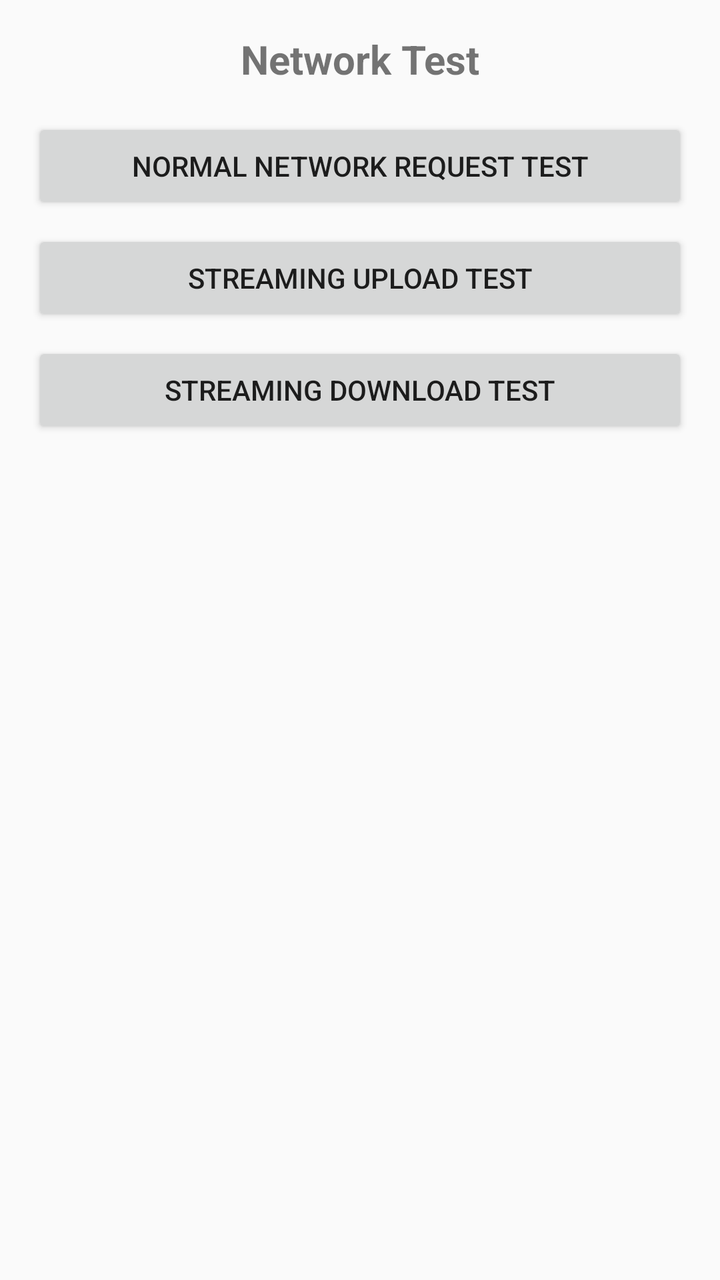
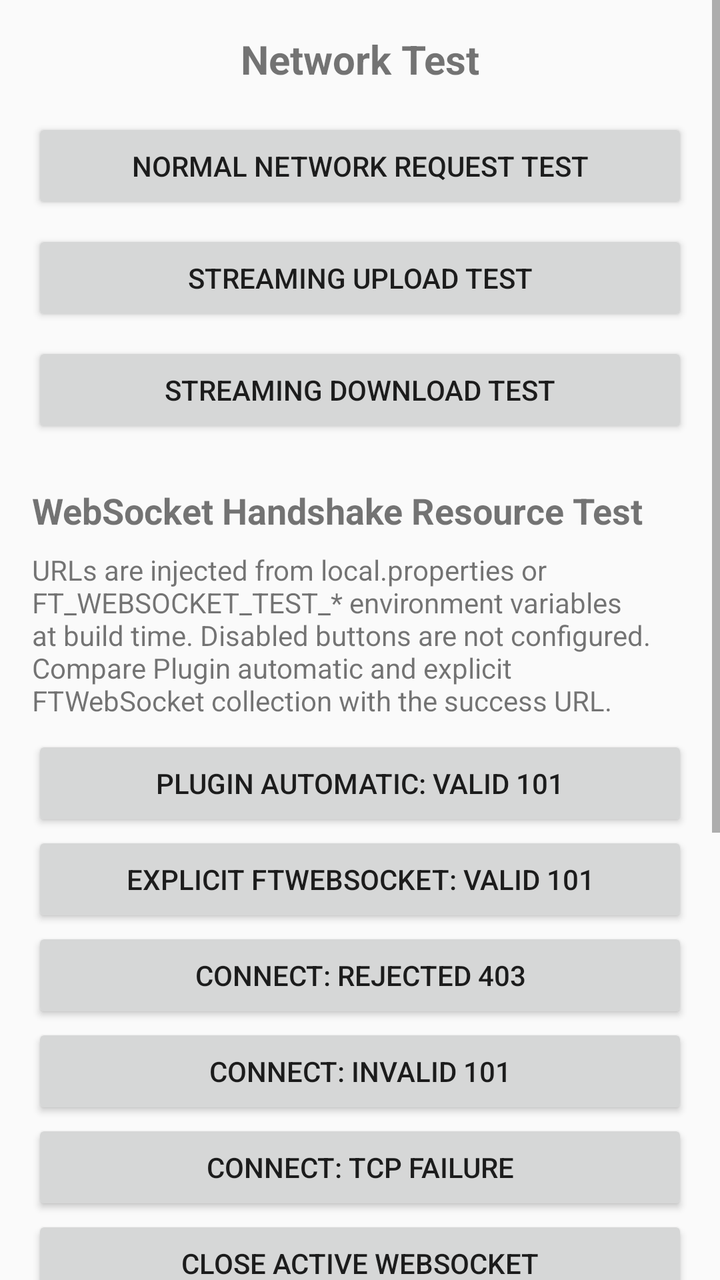

Two renders of the same Android screen: before a commit and after it. Below are the layout's source before the change and the commit's diff.
<!-- AndroidManifest.xml: application theme AppTheme -->
<!-- res/layout/activity_network_test.xml -->
<?xml version="1.0" encoding="utf-8"?>
<LinearLayout xmlns:android="http://schemas.android.com/apk/res/android"
    android:layout_width="match_parent"
    android:layout_height="match_parent"
    android:orientation="vertical"
    android:padding="16dp">

    <TextView
        android:layout_width="match_parent"
        android:layout_height="wrap_content"
        android:text="Network Test"
        android:textSize="20sp"
        android:textStyle="bold"
        android:gravity="center"
        android:paddingBottom="16dp" />

    <Button
        android:id="@+id/btn_normal_request"
        android:layout_width="match_parent"
        android:layout_height="wrap_content"
        android:text="Normal Network Request Test"
        android:layout_marginBottom="8dp" />

    <Button
        android:id="@+id/btn_stream_upload"
        android:layout_width="match_parent"
        android:layout_height="wrap_content"
        android:text="Streaming Upload Test"
        android:layout_marginBottom="8dp" />

    <Button
        android:id="@+id/btn_stream_download"
        android:layout_width="match_parent"
        android:layout_height="wrap_content"
        android:text="Streaming Download Test" />

</LinearLayout>
<!-- resources referenced by this layout -->
<resources>
  <style name="AppTheme" parent="Theme.AppCompat.Light.DarkActionBar">
          
          <item name="colorPrimary">@color/colorPrimary</item>
          <item name="colorPrimaryDark">@color/colorPrimaryDark</item>
          <item name="colorAccent">@color/colorAccent</item>
          <item name="colorSurface">@color/colorSurface</item>
          <item name="colorOnSurface">@color/colorOnSurface</item>
      </style>
  <color name="colorPrimary">#008577</color>
  <color name="colorPrimaryDark">#00574B</color>
  <color name="colorAccent">#D81B60</color>
  <color name="colorSurface">#ffffff</color>
  <color name="colorOnSurface">#000000</color>
</resources>

<!-- the commit's change to res/layout/activity_network_test.xml (unified diff, before → after) -->
@@ -1,37 +1,145 @@
 <?xml version="1.0" encoding="utf-8"?>
-<LinearLayout xmlns:android="http://schemas.android.com/apk/res/android"
+<ScrollView xmlns:android="http://schemas.android.com/apk/res/android"
     android:layout_width="match_parent"
-    android:layout_height="match_parent"
-    android:orientation="vertical"
-    android:padding="16dp">
+    android:layout_height="match_parent">
 
-    <TextView
+    <LinearLayout
         android:layout_width="match_parent"
         android:layout_height="wrap_content"
-        android:text="Network Test"
-        android:textSize="20sp"
-        android:textStyle="bold"
-        android:gravity="center"
-        android:paddingBottom="16dp" />
+        android:orientation="vertical"
+        android:padding="16dp">
 
-    <Button
-        android:id="@+id/btn_normal_request"
-        android:layout_width="match_parent"
-        android:layout_height="wrap_content"
-        android:text="Normal Network Request Test"
-        android:layout_marginBottom="8dp" />
+        <TextView
+            android:layout_width="match_parent"
+            android:layout_height="wrap_content"
+            android:gravity="center"
+            android:paddingBottom="16dp"
+            android:text="@string/network_test_title"
+            android:textSize="20sp"
+            android:textStyle="bold" />
 
-    <Button
-        android:id="@+id/btn_stream_upload"
-        android:layout_width="match_parent"
-        android:layout_height="wrap_content"
-        android:text="Streaming Upload Test"
-        android:layout_marginBottom="8dp" />
+        <Button
+            android:id="@+id/btn_normal_request"
+            android:layout_width="match_parent"
+            android:layout_height="wrap_content"
+            android:layout_marginBottom="8dp"
+            android:text="@string/network_normal_request" />
 
-    <Button
-        android:id="@+id/btn_stream_download"
-        android:layout_width="match_parent"
-        android:layout_height="wrap_content"
-        android:text="Streaming Download Test" />
+        <Button
+            android:id="@+id/btn_stream_upload"
+            android:layout_width="match_parent"
+            android:layout_height="wrap_content"
+            android:layout_marginBottom="8dp"
+            android:text="@string/network_stream_upload" />
 
-</LinearLayout>
+        <Button
+            android:id="@+id/btn_stream_download"
+            android:layout_width="match_parent"
+            android:layout_height="wrap_content"
+            android:text="@string/network_stream_download" />
+
+        <TextView
+            android:layout_width="match_parent"
+            android:layout_height="wrap_content"
+            android:layout_marginTop="24dp"
+            android:text="@string/websocket_test_title"
+            android:textSize="18sp"
+            android:textStyle="bold" />
+
+        <TextView
+            android:layout_width="match_parent"
+            android:layout_height="wrap_content"
+            android:layout_marginTop="8dp"
+            android:text="@string/websocket_test_description" />
+
+        <Button
+            android:id="@+id/btn_websocket_success"
+            android:layout_width="match_parent"
+            android:layout_height="wrap_content"
+            android:layout_marginTop="8dp"
+            android:text="@string/websocket_test_success" />
+
+        <Button
+            android:id="@+id/btn_websocket_manual_success"
+            android:layout_width="match_parent"
+            android:layout_height="wrap_content"
+            android:text="@string/websocket_test_manual_success" />
+
+        <Button
+            android:id="@+id/btn_websocket_reject"
+            android:layout_width="match_parent"
+            android:layout_height="wrap_content"
+            android:text="@string/websocket_test_reject" />
+
+        <Button
+            android:id="@+id/btn_websocket_invalid_upgrade"
+            android:layout_width="match_parent"
+            android:layout_height="wrap_content"
+            android:text="@string/websocket_test_invalid_upgrade" />
+
+        <Button
+            android:id="@+id/btn_websocket_tcp_failure"
+            android:layout_width="match_parent"
+            android:layout_height="wrap_content"
+            android:text="@string/websocket_test_tcp_failure" />
+
+        <Button
+            android:id="@+id/btn_websocket_close"
+            android:layout_width="match_parent"
+            android:layout_height="wrap_content"
+            android:text="@string/websocket_test_close" />
+
+        <TextView
+            android:id="@+id/tv_websocket_test_result"
+            android:layout_width="match_parent"
+            android:layout_height="wrap_content"
+            android:layout_marginTop="8dp"
+            android:fontFamily="monospace"
+            android:textIsSelectable="true"
+            android:textSize="12sp" />
+
+        <TextView
+            android:layout_width="match_parent"
+            android:layout_height="wrap_content"
+            android:layout_marginTop="24dp"
+            android:text="@string/resource_queue_repro_title"
+            android:textSize="18sp"
+            android:textStyle="bold" />
+
+        <TextView
+            android:layout_width="match_parent"
+            android:layout_height="wrap_content"
+            android:layout_marginTop="8dp"
+            android:text="@string/resource_queue_repro_description" />
+
+        <EditText
+            android:id="@+id/et_resource_queue_hold_seconds"
+            android:layout_width="match_parent"
+            android:layout_height="wrap_content"
+            android:hint="@string/resource_queue_hold_hint"
+            android:importantForAutofill="no"
+            android:inputType="number"
+            android:maxLines="1"
+            android:text="@string/resource_queue_default_hold_seconds" />
+
+        <Button
+            android:id="@+id/btn_resource_queue_repro"
+            android:layout_width="match_parent"
+            android:layout_height="wrap_content"
+            android:layout_marginTop="8dp"
+            android:text="@string/resource_queue_repro_action" />
+
+        <TextView
+            android:id="@+id/tv_resource_queue_result"
+            android:layout_width="match_parent"
+            android:layout_height="wrap_content"
+            android:layout_marginTop="12dp"
+            android:fontFamily="monospace"
+            android:paddingBottom="24dp"
+            android:text="@string/resource_queue_repro_initial_result"
+            android:textIsSelectable="true"
+            android:textSize="12sp" />
+
+    </LinearLayout>
+
+</ScrollView>
<!-- resource entries referenced after the edit -->
@@ -1,5 +1,23 @@
 <!-- resources referenced by this layout -->
 <resources>
+  <string name="network_normal_request">Normal Network Request Test</string>
+  <string name="network_stream_download">Streaming Download Test</string>
+  <string name="network_stream_upload">Streaming Upload Test</string>
+  <string name="network_test_title">Network Test</string>
+  <string name="resource_queue_default_hold_seconds">5</string>
+  <string name="resource_queue_hold_hint">Queue hold time in seconds</string>
+  <string name="resource_queue_repro_action">Run Real Queue Reproduction</string>
+  <string name="resource_queue_repro_description">The first response holds the only OkHttp Dispatcher slot. Use 5 seconds for a quick check or 600 seconds to reproduce a 10-minute Unknown duration.</string>
+  <string name="resource_queue_repro_initial_result">Result will show Call timing, inferred Unknown, and ResourceBean.startTime.</string>
+  <string name="resource_queue_repro_title">Resource Queue Timing Reproduction</string>
+  <string name="websocket_test_close">Close active WebSocket</string>
+  <string name="websocket_test_description">URLs are injected from local.properties or FT_WEBSOCKET_TEST_* environment variables at build time. Disabled buttons are not configured. Compare Plugin automatic and explicit FTWebSocket collection with the success URL.</string>
+  <string name="websocket_test_invalid_upgrade">Connect: invalid 101</string>
+  <string name="websocket_test_manual_success">Explicit FTWebSocket: valid 101</string>
+  <string name="websocket_test_reject">Connect: rejected 403</string>
+  <string name="websocket_test_success">Plugin automatic: valid 101</string>
+  <string name="websocket_test_tcp_failure">Connect: TCP failure</string>
+  <string name="websocket_test_title">WebSocket Handshake Resource Test</string>
   <style name="AppTheme" parent="Theme.AppCompat.Light.DarkActionBar">
           
           <item name="colorPrimary">@color/colorPrimary</item>
